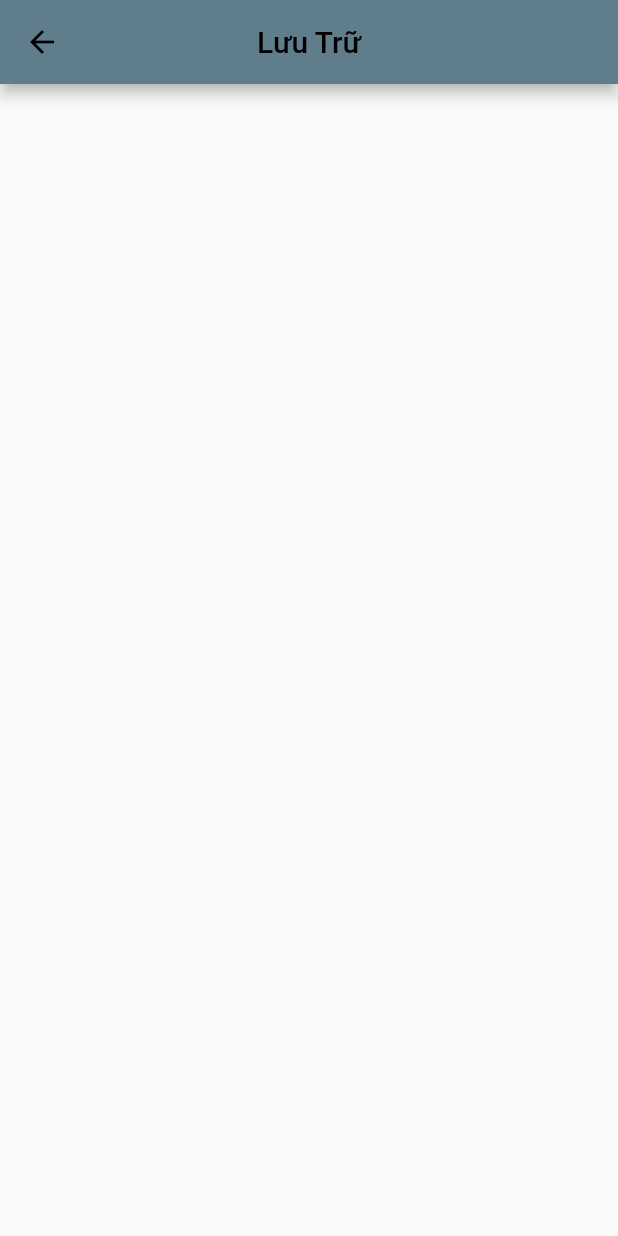
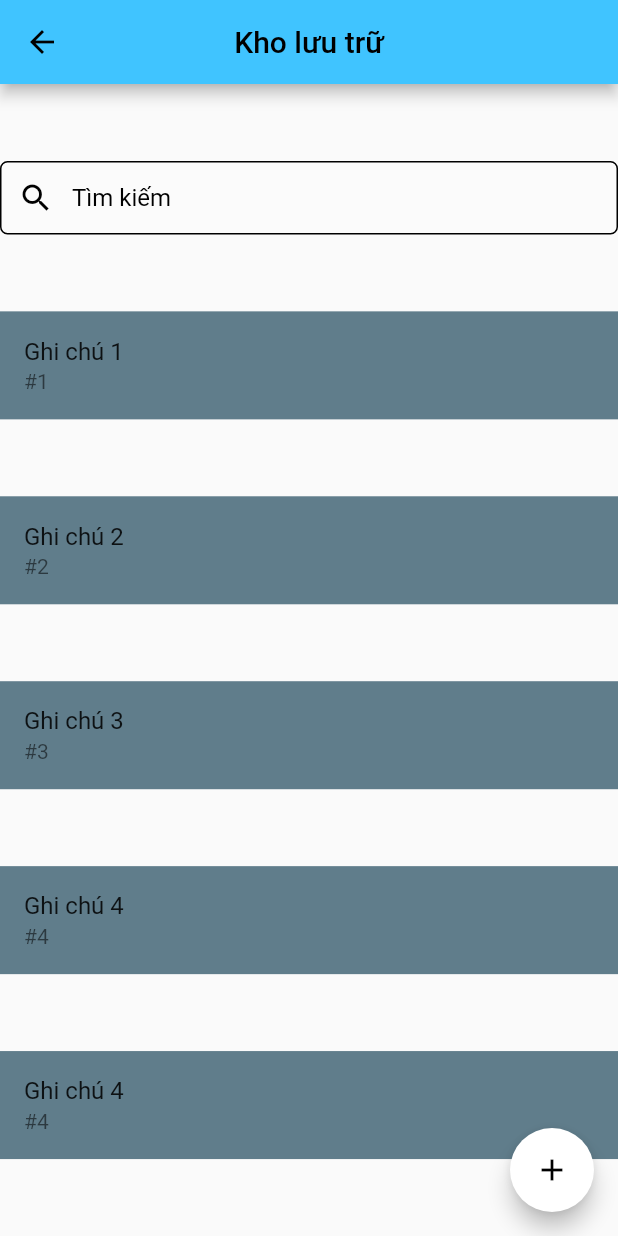
Before and after one commit to quynhtram01/Note-App, a Flutter app: the LuuTru screen opened directly, on a phone screen of 412 x 824 dp. Run offline on Flutter 3.47's test engine with Material 2 defaults, Android fonts, the phone set to English and light mode, and no system bars; our stand-ins replace avatar_glow, speech_to_text; missing offline and left inert: highlight_text; network calls fail.

Commit message:
Update LuuTru.dart

```diff
--- a/lib/contents/LuuTru.dart
+++ b/lib/contents/LuuTru.dart
@@ -1,6 +1,6 @@
 import 'package:flutter/cupertino.dart';
 import 'package:flutter/material.dart';
-
+import 'Note.dart';
 class LuuTru extends StatefulWidget {
   const LuuTru({Key? key}) : super(key: key);
 
@@ -9,14 +9,80 @@ class LuuTru extends StatefulWidget {
 }
 
 class _LuuTruState extends State<LuuTru> {
+  get icon => null;
+
   @override
   Widget build(BuildContext context) {
     return Scaffold(
       appBar: AppBar(
-        title: Text('Lưu Trữ'),
+        title: Text('Kho lưu trữ'),
         centerTitle: true,
-        backgroundColor: Colors.blueGrey,
+        backgroundColor: Colors.lightBlueAccent,
+      ),
+      body: Center(
+        child: Column(
+          mainAxisAlignment: MainAxisAlignment.spaceEvenly,
+          children: <Widget>[
+            TextField(
+              style: TextStyle(color: Colors.black),
+              decoration: InputDecoration(
+                contentPadding: EdgeInsets.symmetric(horizontal: 20, vertical: 15),
+                hintText: 'Tìm kiếm',
+                hintStyle: TextStyle(color: Colors.black),
+                prefixIcon: Icon(Icons.search, color: Colors.black),
+                filled: true,
+                fillColor: Colors.white12,
+                enabledBorder: OutlineInputBorder(
+                  borderRadius: BorderRadius.circular(5),
+                  borderSide: BorderSide(color: Colors.black),
+                ),
+              ),
+            ),
+            ListTile(
+              leading: icon,
+              title: Text("Ghi chú 1"),
+              subtitle: Text("#1"),
+              trailing: icon,
+              tileColor: Colors.blueGrey,
+            ),
+            ListTile(
+              leading: icon,
+              title: Text("Ghi chú 2"),
+              subtitle: Text("#2"),
+              trailing: icon,
+              tileColor: Colors.blueGrey,
+            ),
+            ListTile(
+              leading: icon,
+              title: Text("Ghi chú 3"),
+              subtitle: Text("#3"),
+              trailing: icon,
+              tileColor: Colors.blueGrey,
+            ),
+            ListTile(
+              leading: icon,
+              title: Text("Ghi chú 4"),
+              subtitle: Text("#4"),
+              trailing: icon,
+              tileColor: Colors.blueGrey,
+            ),
+            ListTile(
+              leading: icon,
+              title: Text("Ghi chú 4"),
+              subtitle: Text("#4"),
+              trailing: icon,
+              tileColor: Colors.blueGrey,
+            ),
+          ],
+        ),
+      ),
+      floatingActionButton: FloatingActionButton(
+        child: Icon(Icons.add),
+        splashColor: Colors.black12,
+        backgroundColor: Colors.white,
+        onPressed: () {Navigator.push( context,  MaterialPageRoute(builder: (context) => const Note()),);},
+        tooltip: 'Thêm một ghi chú mới',
       ),
     );
   }
-}
+}// TODO Implement this library.
```
